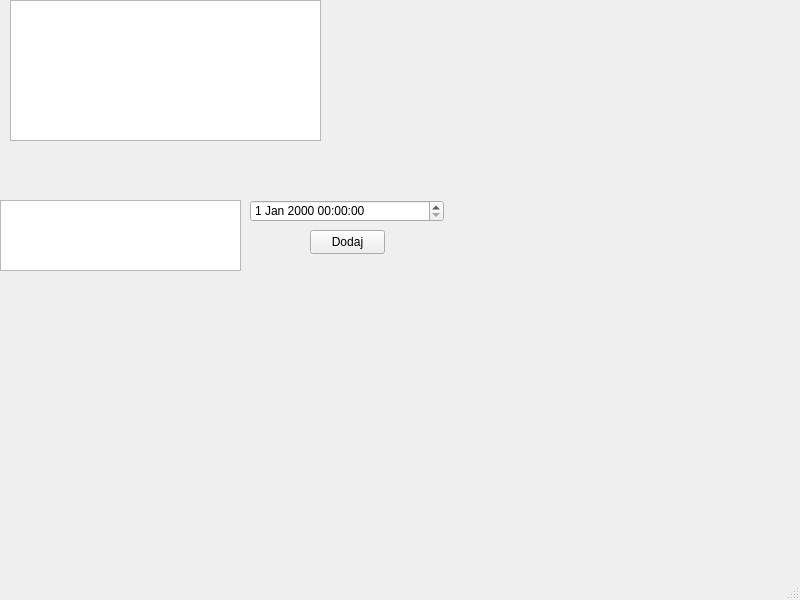
The window that mainwindow.ui (FilipRusztowicz/pamietnik-cyfrowy) describes before a commit, drawn with Qt 5.
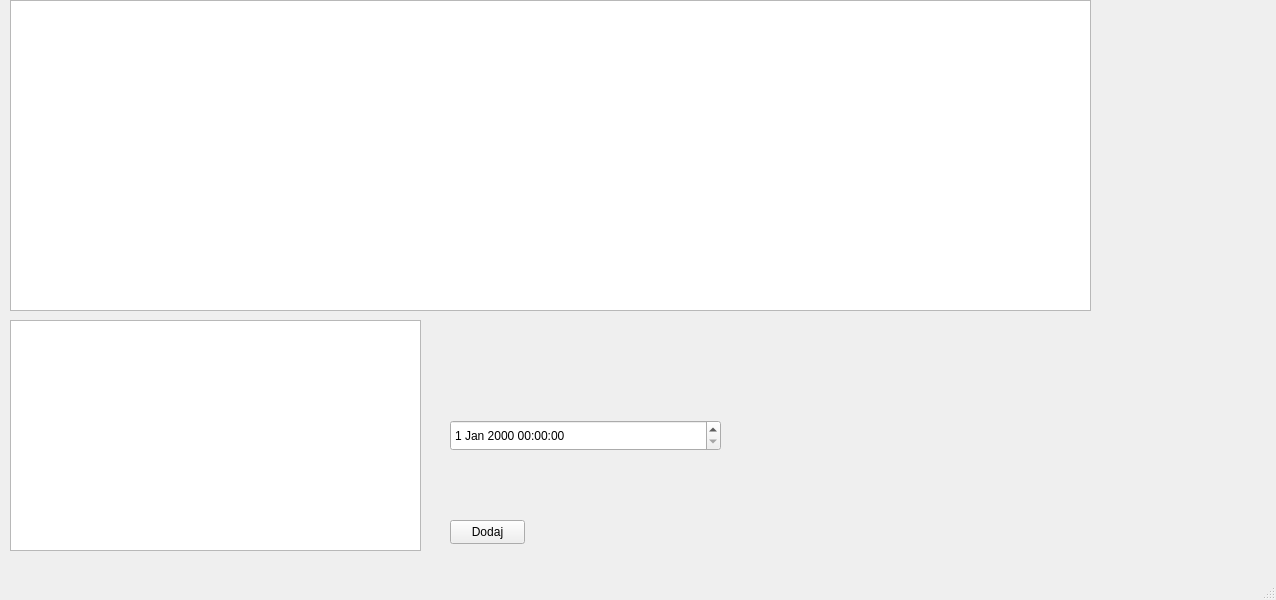
The same window after the commit.

```diff
--- a/mainwindow.ui
+++ b/mainwindow.ui
@@ -6,7 +6,7 @@
    <rect>
     <x>0</x>
     <y>0</y>
-    <width>800</width>
+    <width>1276</width>
     <height>600</height>
    </rect>
   </property>
@@ -17,28 +17,28 @@
    <widget class="QTextEdit" name="textEdit">
     <property name="geometry">
      <rect>
-      <x>0</x>
-      <y>200</y>
-      <width>241</width>
-      <height>71</height>
+      <x>10</x>
+      <y>320</y>
+      <width>411</width>
+      <height>231</height>
      </rect>
     </property>
    </widget>
    <widget class="QDateTimeEdit" name="dateTimeEdit">
     <property name="geometry">
      <rect>
-      <x>250</x>
-      <y>200</y>
-      <width>194</width>
-      <height>22</height>
+      <x>450</x>
+      <y>420</y>
+      <width>271</width>
+      <height>31</height>
      </rect>
     </property>
    </widget>
    <widget class="QPushButton" name="pushButton">
     <property name="geometry">
      <rect>
-      <x>310</x>
-      <y>230</y>
+      <x>450</x>
+      <y>520</y>
       <width>75</width>
       <height>24</height>
      </rect>
@@ -52,10 +52,16 @@
      <rect>
       <x>10</x>
       <y>0</y>
-      <width>311</width>
-      <height>141</height>
+      <width>1081</width>
+      <height>311</height>
      </rect>
     </property>
+    <property name="maximumSize">
+     <size>
+      <width>1081</width>
+      <height>16777215</height>
+     </size>
+    </property>
    </widget>
   </widget>
   <widget class="QMenuBar" name="menubar">
```
Left out of the diff: 4 changed lines with no effect on the pictures.
